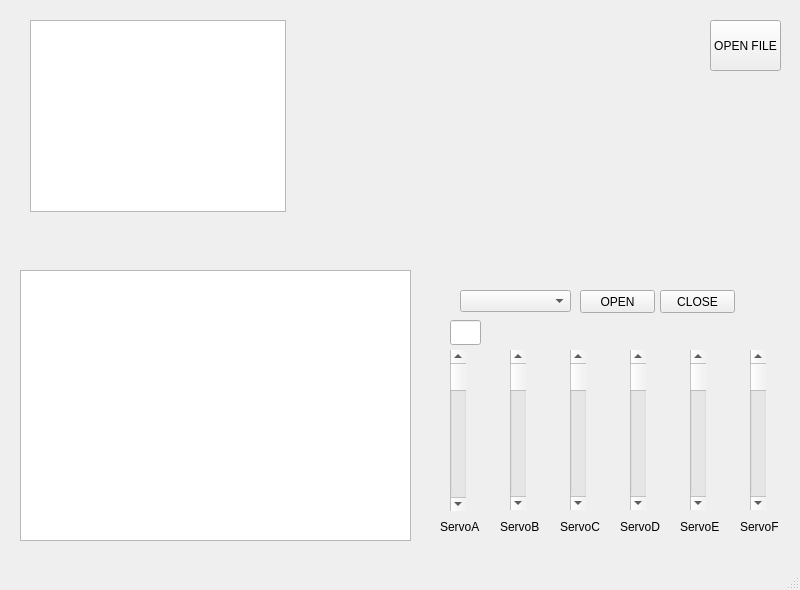
Qt form manipulator.ui (KittoNoKatsu/Manipul) before a commit.
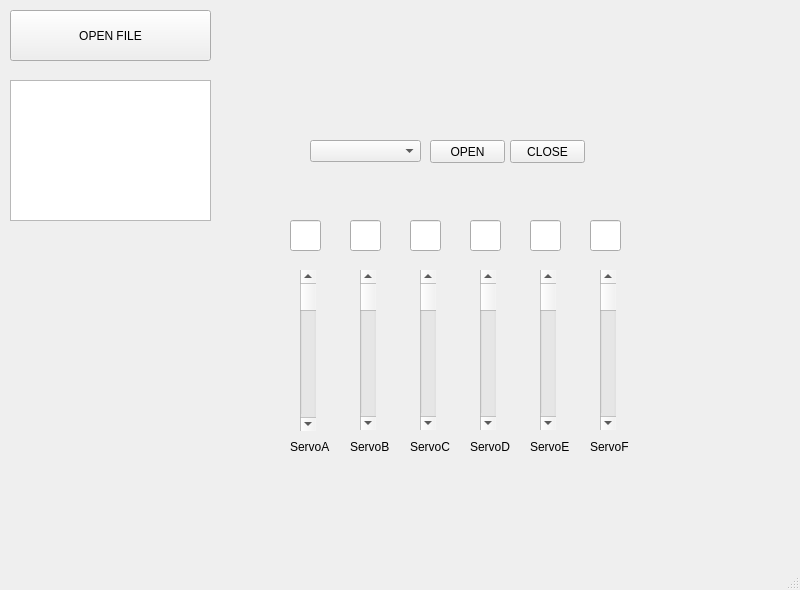
The same form after that commit.

Patch:
```diff
--- a/manipulator.ui
+++ b/manipulator.ui
@@ -17,8 +17,8 @@
    <widget class="QPushButton" name="openB">
     <property name="geometry">
      <rect>
-      <x>580</x>
-      <y>290</y>
+      <x>430</x>
+      <y>140</y>
       <width>75</width>
       <height>23</height>
      </rect>
@@ -30,8 +30,8 @@
    <widget class="QPushButton" name="closeB">
     <property name="geometry">
      <rect>
-      <x>660</x>
-      <y>290</y>
+      <x>510</x>
+      <y>140</y>
       <width>75</width>
       <height>23</height>
      </rect>
@@ -43,8 +43,8 @@
    <widget class="QComboBox" name="comL">
     <property name="geometry">
      <rect>
-      <x>460</x>
-      <y>290</y>
+      <x>310</x>
+      <y>140</y>
       <width>111</width>
       <height>22</height>
      </rect>
@@ -53,8 +53,8 @@
    <widget class="QScrollBar" name="servoA">
     <property name="geometry">
      <rect>
-      <x>450</x>
-      <y>350</y>
+      <x>300</x>
+      <y>270</y>
       <width>16</width>
       <height>161</height>
      </rect>
@@ -66,9 +66,9 @@
    <widget class="QPushButton" name="openFile">
     <property name="geometry">
      <rect>
-      <x>710</x>
-      <y>20</y>
-      <width>71</width>
+      <x>10</x>
+      <y>10</y>
+      <width>201</width>
       <height>51</height>
      </rect>
     </property>
@@ -79,8 +79,8 @@
    <widget class="QScrollBar" name="servoB">
     <property name="geometry">
      <rect>
-      <x>510</x>
-      <y>350</y>
+      <x>360</x>
+      <y>270</y>
       <width>16</width>
       <height>160</height>
      </rect>
@@ -98,8 +98,8 @@
    <widget class="QScrollBar" name="servoC">
     <property name="geometry">
      <rect>
-      <x>570</x>
-      <y>350</y>
+      <x>420</x>
+      <y>270</y>
       <width>16</width>
       <height>160</height>
      </rect>
@@ -117,8 +117,8 @@
    <widget class="QScrollBar" name="servoD">
     <property name="geometry">
      <rect>
-      <x>630</x>
-      <y>350</y>
+      <x>480</x>
+      <y>270</y>
       <width>16</width>
       <height>160</height>
      </rect>
@@ -133,8 +133,8 @@
    <widget class="QScrollBar" name="servoE">
     <property name="geometry">
      <rect>
-      <x>690</x>
-      <y>350</y>
+      <x>540</x>
+      <y>270</y>
       <width>16</width>
       <height>160</height>
      </rect>
@@ -152,8 +152,8 @@
    <widget class="QScrollBar" name="servoF">
     <property name="geometry">
      <rect>
-      <x>750</x>
-      <y>350</y>
+      <x>600</x>
+      <y>270</y>
       <width>16</width>
       <height>160</height>
      </rect>
@@ -168,8 +168,8 @@
    <widget class="QLabel" name="A">
     <property name="geometry">
      <rect>
-      <x>440</x>
-      <y>520</y>
+      <x>290</x>
+      <y>440</y>
       <width>47</width>
       <height>13</height>
      </rect>
@@ -181,8 +181,8 @@
    <widget class="QLabel" name="B">
     <property name="geometry">
      <rect>
-      <x>500</x>
-      <y>520</y>
+      <x>350</x>
+      <y>440</y>
       <width>47</width>
       <height>13</height>
      </rect>
@@ -194,8 +194,8 @@
    <widget class="QLabel" name="C">
     <property name="geometry">
      <rect>
-      <x>560</x>
-      <y>520</y>
+      <x>410</x>
+      <y>440</y>
       <width>47</width>
       <height>13</height>
      </rect>
@@ -207,8 +207,8 @@
    <widget class="QLabel" name="D">
     <property name="geometry">
      <rect>
-      <x>620</x>
-      <y>520</y>
+      <x>470</x>
+      <y>440</y>
       <width>47</width>
       <height>13</height>
      </rect>
@@ -220,8 +220,8 @@
    <widget class="QLabel" name="E">
     <property name="geometry">
      <rect>
-      <x>680</x>
-      <y>520</y>
+      <x>530</x>
+      <y>440</y>
       <width>47</width>
       <height>13</height>
      </rect>
@@ -233,8 +233,8 @@
    <widget class="QLabel" name="F">
     <property name="geometry">
      <rect>
-      <x>740</x>
-      <y>520</y>
+      <x>590</x>
+      <y>440</y>
       <width>47</width>
       <height>13</height>
      </rect>
@@ -243,23 +243,13 @@
      <string>ServoF</string>
     </property>
    </widget>
-   <widget class="QListWidget" name="Listing">
-    <property name="geometry">
-     <rect>
-      <x>30</x>
-      <y>20</y>
-      <width>256</width>
-      <height>192</height>
-     </rect>
-    </property>
-   </widget>
    <widget class="QTextEdit" name="textEdit">
     <property name="geometry">
      <rect>
-      <x>20</x>
-      <y>270</y>
-      <width>391</width>
-      <height>271</height>
+      <x>10</x>
+      <y>80</y>
+      <width>201</width>
+      <height>141</height>
      </rect>
     </property>
     <property name="readOnly">
@@ -269,16 +259,66 @@
    <widget class="QLineEdit" name="valA">
     <property name="geometry">
      <rect>
-      <x>450</x>
-      <y>320</y>
+      <x>290</x>
+      <y>220</y>
       <width>31</width>
-      <height>25</height>
+      <height>31</height>
      </rect>
     </property>
     <property name="readOnly">
      <bool>true</bool>
     </property>
    </widget>
+   <widget class="QLineEdit" name="valB">
+    <property name="geometry">
+     <rect>
+      <x>350</x>
+      <y>220</y>
+      <width>31</width>
+      <height>31</height>
+     </rect>
+    </property>
+   </widget>
+   <widget class="QLineEdit" name="valC">
+    <property name="geometry">
+     <rect>
+      <x>410</x>
+      <y>220</y>
+      <width>31</width>
+      <height>31</height>
+     </rect>
+    </property>
+   </widget>
+   <widget class="QLineEdit" name="valD">
+    <property name="geometry">
+     <rect>
+      <x>470</x>
+      <y>220</y>
+      <width>31</width>
+      <height>31</height>
+     </rect>
+    </property>
+   </widget>
+   <widget class="QLineEdit" name="valE">
+    <property name="geometry">
+     <rect>
+      <x>530</x>
+      <y>220</y>
+      <width>31</width>
+      <height>31</height>
+     </rect>
+    </property>
+   </widget>
+   <widget class="QLineEdit" name="valF">
+    <property name="geometry">
+     <rect>
+      <x>590</x>
+      <y>220</y>
+      <width>31</width>
+      <height>31</height>
+     </rect>
+    </property>
+   </widget>
   </widget>
   <widget class="QMenuBar" name="menubar">
    <property name="geometry">
```
Left out of the diff: 2 changed lines with no effect on the pictures.
